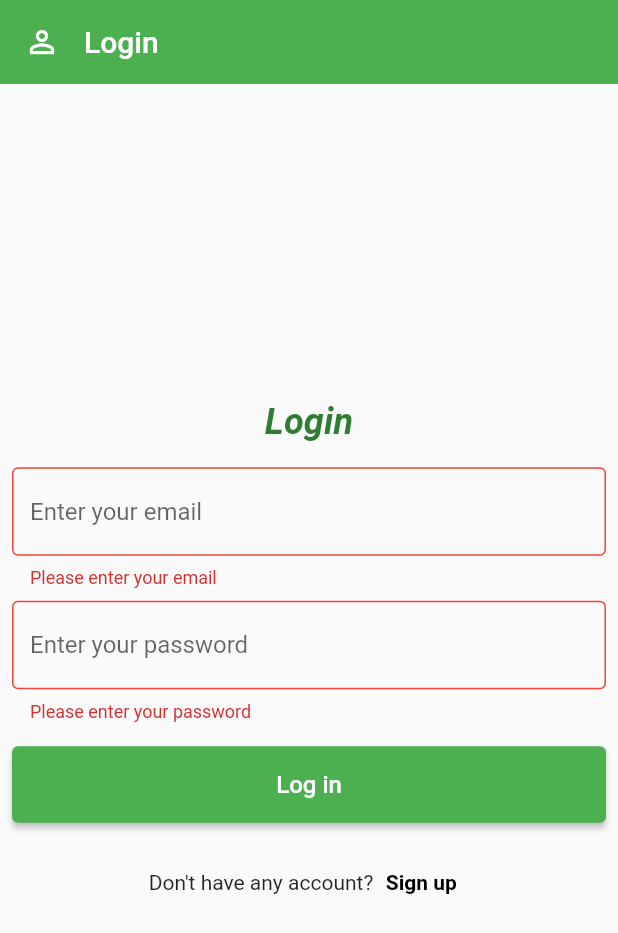
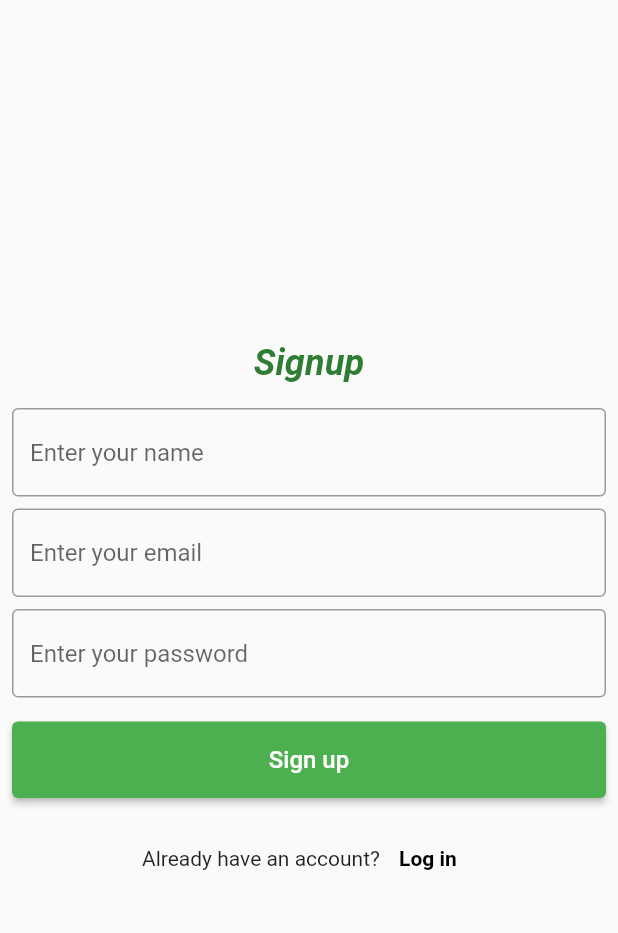
Before and after one commit to mohit-2003/Auth-App-with-Flutter-Node-Js, a Flutter app: the screen it shows after launch, after a tap on "Log in", after a tap on "Sign up", on a phone screen of 412 x 824 dp. Shown: the top 933 px of the screen. Run offline on Flutter 3.47's test engine with Material 2 defaults, Android fonts, the phone set to English and light mode, and no system bars.

Commit message:
added signup screen

```diff
--- a/lib/screens/login_screen.dart
+++ b/lib/screens/login_screen.dart
@@ -1,3 +1,6 @@
+import 'package:auth_app/screens/signup_screen.dart';
+import 'package:auth_app/widgets/custom_button.dart';
+import 'package:auth_app/widgets/text_form_field.dart';
 import 'package:flutter/material.dart';
 
 class LoginScreen extends StatefulWidget {
@@ -22,12 +25,6 @@ class _LoginScreenState extends State<LoginScreen> {
   @override
   Widget build(BuildContext context) {
     return new Scaffold(
-      appBar: new AppBar(
-        title: new Text("Login"),
-        leading: new Icon(Icons.person_outline_outlined),
-        titleSpacing: 0,
-        elevation: 0,
-      ),
       body: new Container(
         alignment: Alignment.center,
         padding: EdgeInsets.symmetric(
@@ -51,21 +48,23 @@ class _LoginScreenState extends State<LoginScreen> {
                         letterSpacing: 0.0),
                   ),
                 ),
-                getTextFormField(
+                new CustomTextFormField(
                     hintText: "Enter your email", controller: _emailController),
                 new SizedBox(
                   height: 8,
                 ),
-                getTextFormField(
+                new CustomTextFormField(
                     hintText: "Enter your password",
                     isPassword: true,
                     controller: _passwordController),
                 new SizedBox(
                   height: 16,
                 ),
-                getButton("Log in", () {
-                  validateAndLogin();
-                }),
+                new CustomButton(
+                    text: "Log in",
+                    onTap: () {
+                      validateAndLogin();
+                    }),
                 new Container(
                     margin: EdgeInsets.only(top: 16),
                     child: new Row(
@@ -74,7 +73,10 @@ class _LoginScreenState extends State<LoginScreen> {
                           new Text("Don't have any account?"),
                           new TextButton(
                               onPressed: () {
-                                print("Signup");
+                                Navigator.of(context)
+                                    .push(new MaterialPageRoute(
+                                  builder: (context) => new SignupScreen(),
+                                ));
                               },
                               child: new Text(
                                 "Sign up",
@@ -89,40 +91,6 @@ class _LoginScreenState extends State<LoginScreen> {
     );
   }
 
-  Widget getTextFormField(
-      {required String hintText,
-      bool isPassword = false,
-      required TextEditingController controller}) {
-    return new TextFormField(
-      controller: controller,
-      validator: (value) {
-        if (value == null || value.isEmpty) {
-          return "Please ${hintText.replaceRange(0, 1, hintText[0].toLowerCase())}";
-        }
-        return null;
-      },
-      obscureText: isPassword,
-      obscuringCharacter: "*",
-      decoration: new InputDecoration(
-          hintText: hintText,
-          border: new OutlineInputBorder(),
-          errorBorder: new OutlineInputBorder(
-              borderSide: new BorderSide(color: Colors.red))),
-    );
-  }
-
-  Widget getButton(String text, VoidCallback? onTap) {
-    return new ElevatedButton(
-        onPressed: onTap,
-        child: new Container(
-          margin: EdgeInsets.all(16),
-          child: new Text(
-            "Log in",
-            style: new TextStyle(fontSize: 16),
-          ),
-        ));
-  }
-
   void validateAndLogin() {
     if (_formKey.currentState!.validate()) {
       // login
--- a/lib/screens/signup_screen.dart
+++ b/lib/screens/signup_screen.dart
@@ -1,10 +1,104 @@
 import 'package:flutter/material.dart';
 
-class SignupScreen extends StatelessWidget {
+import '../widgets/custom_button.dart';
+import '../widgets/text_form_field.dart';
+
+class SignupScreen extends StatefulWidget {
   const SignupScreen({Key? key}) : super(key: key);
 
   @override
+  State<SignupScreen> createState() => _SignupScreenState();
+}
+
+class _SignupScreenState extends State<SignupScreen> {
+  final _formKey = GlobalKey<FormState>();
+  final _emailController = new TextEditingController();
+  final _passwordController = new TextEditingController();
+
+  @override
+  void dispose() {
+    _emailController.dispose();
+    _passwordController.dispose();
+    super.dispose();
+  }
+
+  @override
   Widget build(BuildContext context) {
-    return new Scaffold();
+    return new Scaffold(
+      body: new Container(
+        alignment: Alignment.center,
+        padding: EdgeInsets.symmetric(
+          horizontal: 8,
+        ),
+        child: new Form(
+            key: _formKey,
+            child: new ListView(
+              shrinkWrap: true,
+              children: [
+                new Container(
+                  padding: EdgeInsets.only(bottom: 16),
+                  alignment: Alignment.center,
+                  child: new Text(
+                    "Signup",
+                    style: new TextStyle(
+                        color: Colors.green[800],
+                        fontSize: 24,
+                        fontStyle: FontStyle.italic,
+                        fontWeight: FontWeight.bold,
+                        letterSpacing: 0.0),
+                  ),
+                ),
+                new CustomTextFormField(
+                    hintText: "Enter your name", controller: _emailController),
+                new SizedBox(
+                  height: 8,
+                ),
+                new CustomTextFormField(
+                    hintText: "Enter your email", controller: _emailController),
+                new SizedBox(
+                  height: 8,
+                ),
+                new CustomTextFormField(
+                    hintText: "Enter your password",
+                    isPassword: true,
+                    controller: _passwordController),
+                new SizedBox(
+                  height: 16,
+                ),
+                new CustomButton(
+                    text: "Sign up",
+                    onTap: () {
+                      validateAndSignup();
+                    }),
+                new Container(
+                    margin: EdgeInsets.only(top: 16),
+                    child: new Row(
+                        mainAxisAlignment: MainAxisAlignment.center,
+                        children: [
+                          new Text("Already have an account?"),
+                          new TextButton(
+                              onPressed: () {
+                                Navigator.of(context).pop();
+                              },
+                              child: new Text(
+                                "Log in",
+                                style: new TextStyle(
+                                    fontWeight: FontWeight.bold,
+                                    color: Colors.black),
+                              ))
+                        ]))
+              ],
+            )),
+      ),
+    );
+  }
+
+  void validateAndSignup() {
+    if (_formKey.currentState!.validate()) {
+      // login
+      final email = _emailController.text;
+      final password = _passwordController.text;
+      print("$email - $password");
+    }
   }
 }
--- /dev/null
+++ b/lib/widgets/custom_button.dart
@@ -0,0 +1,21 @@
+import 'package:flutter/material.dart';
+
+class CustomButton extends StatelessWidget {
+  final String text;
+  final VoidCallback? onTap;
+  const CustomButton({Key? key, required this.text, this.onTap})
+      : super(key: key);
+
+  @override
+  Widget build(BuildContext context) {
+    return new ElevatedButton(
+        onPressed: onTap,
+        child: new Container(
+          margin: EdgeInsets.all(16),
+          child: new Text(
+            text,
+            style: new TextStyle(fontSize: 16),
+          ),
+        ));
+  }
+}
--- /dev/null
+++ b/lib/widgets/text_form_field.dart
@@ -0,0 +1,33 @@
+import 'package:flutter/material.dart';
+
+class CustomTextFormField extends StatelessWidget {
+  final String hintText;
+  final bool isPassword;
+  final TextEditingController controller;
+  const CustomTextFormField(
+      {Key? key,
+      required this.hintText,
+      this.isPassword = false,
+      required this.controller})
+      : super(key: key);
+
+  @override
+  Widget build(BuildContext context) {
+    return new TextFormField(
+      controller: controller,
+      validator: (value) {
+        if (value == null || value.isEmpty) {
+          return "Please ${hintText.replaceRange(0, 1, hintText[0].toLowerCase())}";
+        }
+        return null;
+      },
+      obscureText: isPassword,
+      obscuringCharacter: "*",
+      decoration: new InputDecoration(
+          hintText: hintText,
+          border: new OutlineInputBorder(),
+          errorBorder: new OutlineInputBorder(
+              borderSide: new BorderSide(color: Colors.red))),
+    );
+  }
+}
```
